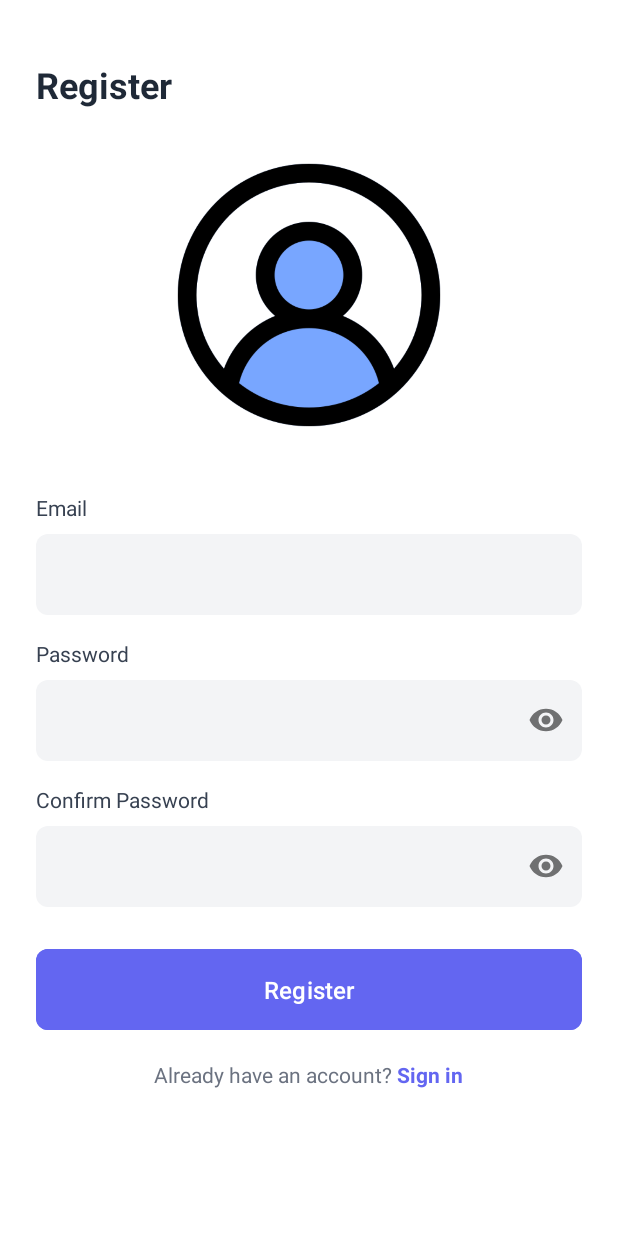
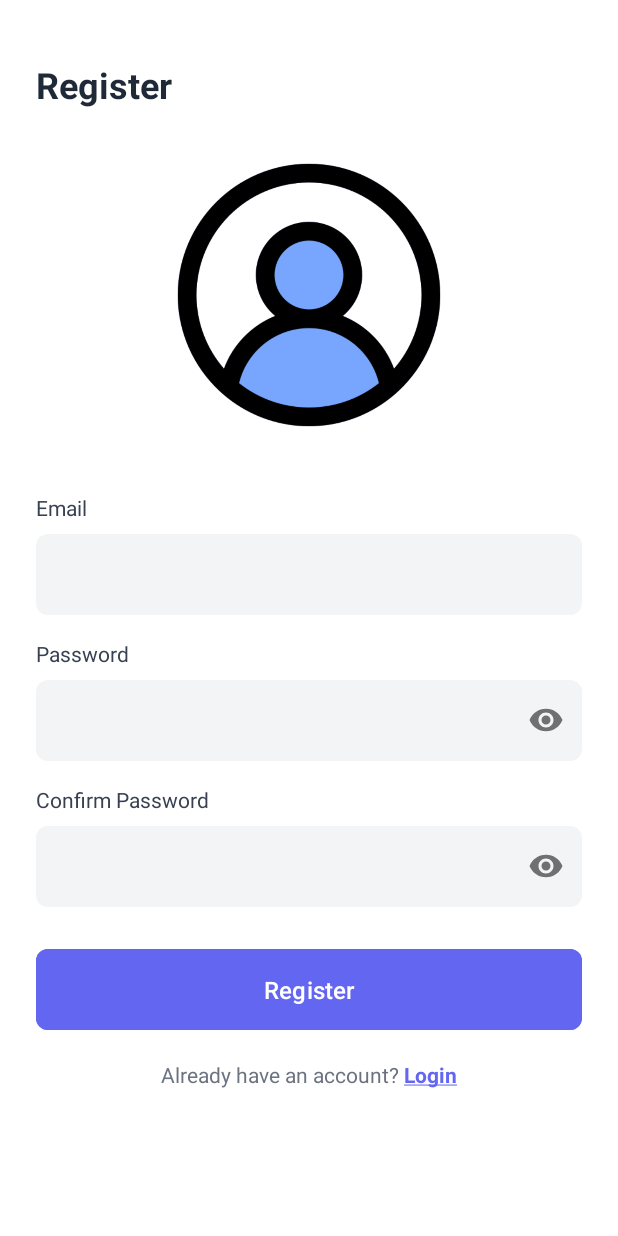
Before and after one commit to adarshaketh/examease, an Android app: the Register screen opened directly, with no data from a screen before it, on a phone screen of 412 x 824 dp. Run offline under Robolectric (Android 15) with nearby library versions, the phone set to English and light mode, and no system bars.

Commit message:
Login Logic, Link pages

```diff
--- a/app/src/main/AndroidManifest.xml
+++ b/app/src/main/AndroidManifest.xml
@@ -31,9 +31,6 @@
             android:name=".auth.Login"
             android:exported="false" />
         <activity
-            android:name=".SplashScreen"
-            android:exported="false" />
-        <activity
             android:name=".MainActivity"
             android:exported="true">
             <intent-filter>
--- a/app/src/main/java/com/example/examease/MainActivity.java
+++ b/app/src/main/java/com/example/examease/MainActivity.java
@@ -19,7 +19,6 @@ import com.google.firebase.FirebaseApp;
 import com.google.firebase.auth.FirebaseAuth;
 
 public class MainActivity extends AppCompatActivity {
-    private FirebaseAuth mAuth;
 
     @Override
     protected void onCreate(Bundle savedInstanceState) {
--- a/app/src/main/java/com/example/examease/auth/Register.java
+++ b/app/src/main/java/com/example/examease/auth/Register.java
@@ -18,9 +18,10 @@ public class Register extends AppCompatActivity {
 
     }
 
-    public void goToSignIn(View v){
+    public void goToLogin(View v){
         Intent login = new Intent(Register.this, Login.class);
         startActivity(login);
+        finish();
     }
 
 }
--- a/app/src/main/res/layout/activity_register.xml
+++ b/app/src/main/res/layout/activity_register.xml
@@ -16,7 +16,7 @@
     android:id="@+id/title"
     android:layout_width="wrap_content"
     android:layout_height="wrap_content"
-    android:text="Register"
+    android:text="@string/register"
     android:textSize="24sp"
     android:textStyle="bold"
     android:textColor="#1F2937"
@@ -30,7 +30,7 @@
     android:layout_height="200dp"
     android:src="@drawable/loginicon"
     android:layout_gravity="center"
-    android:contentDescription="Registration illustration"
+    android:contentDescription="@string/registration_illustration"
     android:layout_marginBottom="32dp" />
 
 <!-- Email Label and Input -->
@@ -38,7 +38,7 @@
     android:id="@+id/email_label"
     android:layout_width="wrap_content"
     android:layout_height="wrap_content"
-    android:text="Email"
+    android:text="@string/email"
     android:textSize="14sp"
     android:textColor="#374151"
     android:layout_marginBottom="8dp"/>
@@ -72,7 +72,7 @@
     android:id="@+id/password_label"
     android:layout_width="wrap_content"
     android:layout_height="wrap_content"
-    android:text="Password"
+    android:text="@string/password"
     android:textSize="14sp"
     android:textColor="#374151"
     android:layout_marginBottom="8dp"/>
@@ -107,7 +107,7 @@
     android:id="@+id/confirm_password_label"
     android:layout_width="wrap_content"
     android:layout_height="wrap_content"
-    android:text="Confirm Password"
+    android:text="@string/confirm_password"
     android:textSize="14sp"
     android:textColor="#374151"
     android:layout_marginBottom="8dp"/>
@@ -142,13 +142,21 @@
     android:id="@+id/register_button"
     android:layout_width="match_parent"
     android:layout_height="wrap_content"
-    android:text="Register"
+    android:text="@string/register"
     android:textAllCaps="false"
     android:textSize="16sp"
     android:padding="16dp"
     android:backgroundTint="#6366F1"
     app:cornerRadius="8dp"
     android:layout_marginBottom="16dp" />
+
+    <ProgressBar
+        android:id="@+id/progressBar"
+        android:layout_width="wrap_content"
+        android:layout_height="wrap_content"
+        android:layout_gravity="center"
+        android:visibility="gone"
+        android:layout_marginBottom="16dp" />
 
 <!-- Sign In Text -->
 <LinearLayout
@@ -165,13 +173,13 @@
         android:textColor="#6B7280" />
 
     <TextView
-        android:id="@+id/signin_text"
+        android:id="@+id/login_text"
         android:layout_width="wrap_content"
         android:layout_height="wrap_content"
-        android:text="Sign in"
+        android:text="@string/login_underline"
         android:textSize="14sp"
         android:textStyle="bold"
-        android:onClick="goToSignIn"
+        android:onClick="goToLogin"
         android:textColor="#6366F1" />
 </LinearLayout>
 
--- a/app/src/main/res/values/strings.xml
+++ b/app/src/main/res/values/strings.xml
@@ -3,4 +3,13 @@
     <string name="sign_in">Sign In</string>
     <string name="forgot_password">Forgot Password ?</string>
     <string name="examease">ExamEase</string>
+    <string name="login">Login</string>
+    <string name="register">Register</string>
+    <string name="confirm_password">Confirm Password</string>
+    <string name="password">Password</string>
+    <string name="email">Email</string>
+    <string name="registration_illustration">Registration illustration</string>
+    <string name="login_underline"><u>Login</u></string>
+    <string name="register_underline"><u>Register</u></string>
+    <string name="forgot_password_underline"><u>Forgot Password?</u></string>
 </resources>
```
Also changed, not shown: app/src/main/java/com/example/examease/auth/Login.java (+89 -0 lines), app/src/main/res/layout/activity_login.xml (+17 -6 lines).
